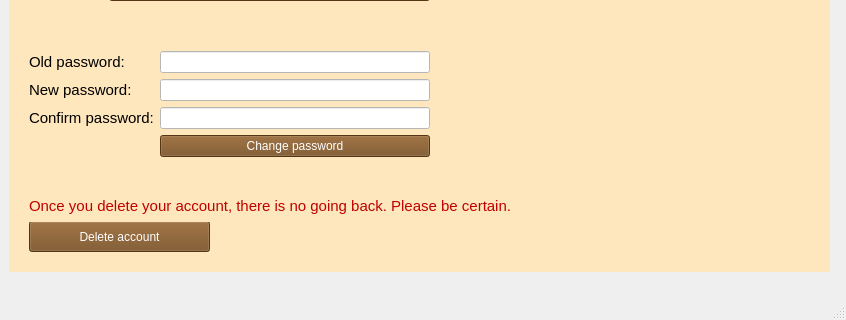
Above: client/src/mainwindow.ui from Dargoswwwe/smc-library before the change; both pictures show x 0 to 846 and y 138 to 458 of the 846 by 458 pixel window. Below: the same form after it.
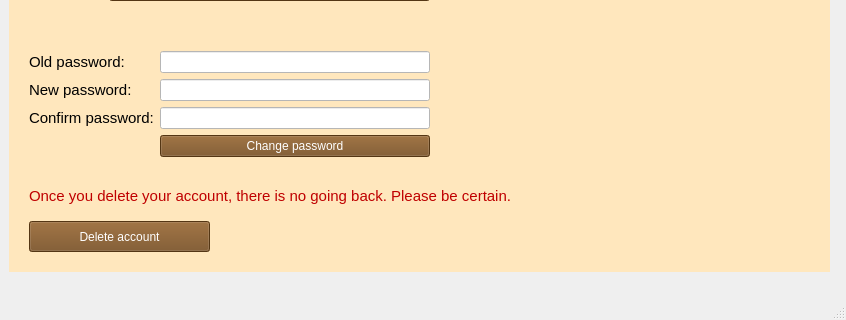
That is the form after the change. The open tabs and pages were chosen to show the change. Icons and pictures are not drawn.

Commit message: Make logout button work

```diff
--- a/client/src/mainwindow.ui
+++ b/client/src/mainwindow.ui
@@ -437,7 +437,7 @@
          <property name="geometry">
           <rect>
            <x>20</x>
-           <y>320</y>
+           <y>310</y>
            <width>751</width>
            <height>31</height>
           </rect>
```
Left out of the diff: 9 changed lines with no effect on the pictures. The commit also changes 5 other files.
